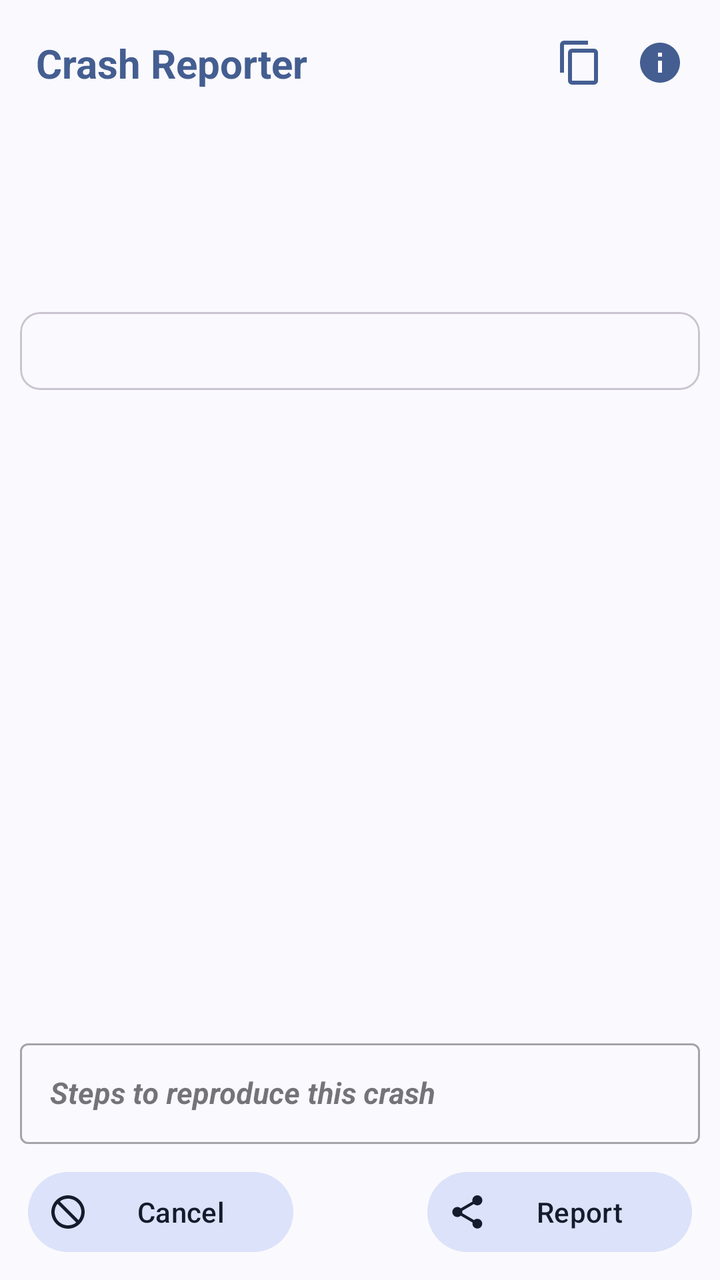
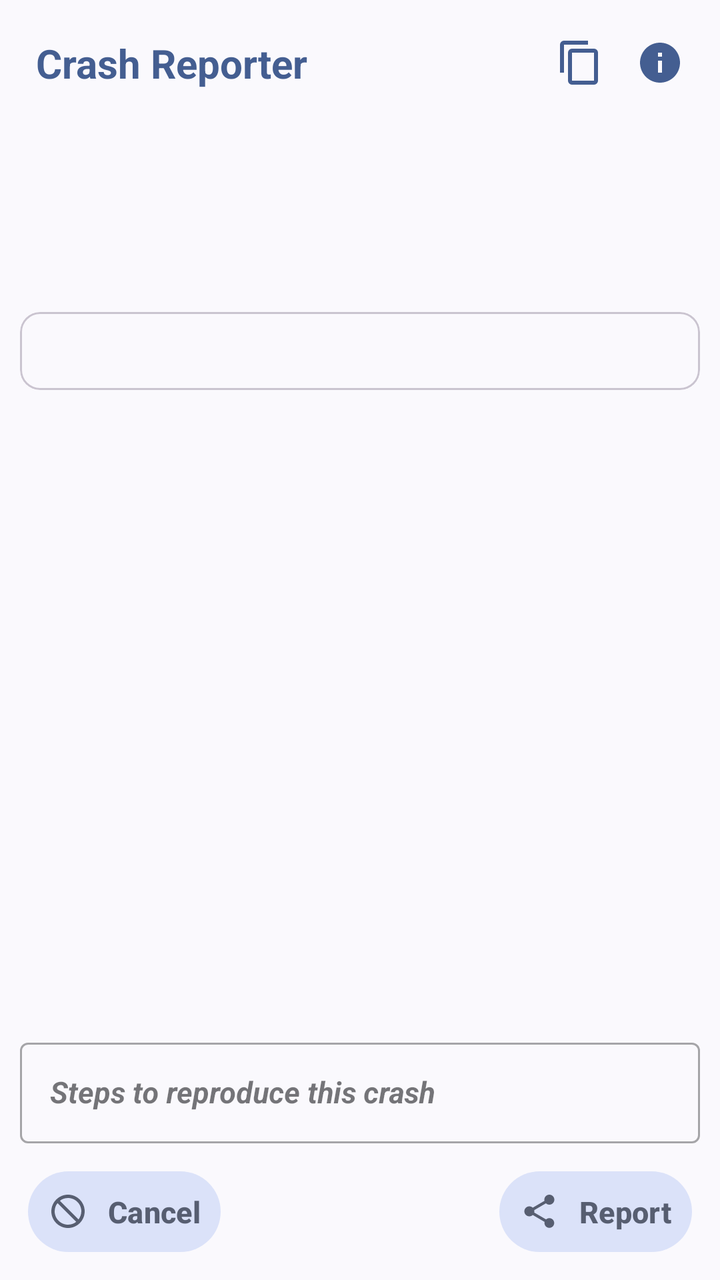

The first picture is an Android layout as it rendered before a commit; the second is the same layout after the commit. The layout source and the unified diff follow.
<!-- AndroidManifest.xml: another module's application theme Theme.CR -->
<!-- res/layout/activity_crash_reporter.xml -->
<androidx.appcompat.widget.LinearLayoutCompat
    android:id="@+id/layout_root"
    xmlns:android="http://schemas.android.com/apk/res/android"
    xmlns:app="http://schemas.android.com/apk/res-auto"
    xmlns:tools="http://schemas.android.com/tools"
    android:layout_height="match_parent"
    android:layout_width="match_parent"
    android:orientation="vertical" >

        <FrameLayout
            android:layout_width="match_parent"
            android:layout_height="wrap_content"
            android:padding="8dp">

                <com.google.android.material.textview.MaterialTextView
                    android:text="@string/library_name"
                    android:layout_width="match_parent"
                    android:layout_height="wrap_content"
                    android:textColor="?attr/colorPrimary"
                    android:textStyle="bold"
                    android:textSize="20sp"
                    android:padding="10dp" />

                <androidx.appcompat.widget.AppCompatImageButton
                    android:id="@+id/copy"
                    android:layout_width="wrap_content"
                    android:layout_height="wrap_content"
                    android:layout_gravity="end|center_vertical"
                    android:background="?attr/selectableItemBackgroundBorderless"
                    android:layout_marginEnd="50dp"
                    android:src="@drawable/ic_copy"
                    app:tint="?attr/colorPrimary" />

                <androidx.appcompat.widget.AppCompatImageButton
                    android:id="@+id/info"
                    android:layout_width="wrap_content"
                    android:layout_height="wrap_content"
                    android:layout_gravity="end|center_vertical"
                    android:background="?attr/selectableItemBackgroundBorderless"
                    android:layout_marginEnd="10dp"
                    android:src="@drawable/ic_info"
                    app:tint="?attr/colorPrimary" />
        </FrameLayout>

        <com.google.android.material.textview.MaterialTextView
            android:id="@+id/request_message"
            android:layout_width="wrap_content"
            android:layout_height="wrap_content"
            android:paddingHorizontal="10sp"
            android:layout_margin="10dp"
            android:textStyle="italic"
            android:textSize="15sp" />

        <com.google.android.material.textview.MaterialTextView
            android:id="@+id/contact_details"
            android:layout_width="wrap_content"
            android:layout_height="wrap_content"
            android:textColor="?attr/colorPrimary"
            android:textStyle="bold|italic"
            android:layout_gravity="center"
            android:textIsSelectable="true"
            android:layout_margin="10dp"
            android:textSize="17sp" />

        <androidx.core.widget.NestedScrollView
            android:layout_width="match_parent"
            android:layout_height="0dp"
            android:layout_weight="1"
            android:fillViewport="true">

                <androidx.appcompat.widget.LinearLayoutCompat
                    android:layout_width="match_parent"
                    android:layout_height="wrap_content"
                    android:orientation="vertical">

                        <com.google.android.material.card.MaterialCardView
                            android:layout_width="match_parent"
                            android:layout_height="wrap_content"
                            android:layout_margin="10dp"
                            app:cardCornerRadius="10dp">

                                <HorizontalScrollView
                                    android:layout_width="match_parent"
                                    android:layout_height="wrap_content"
                                    android:layout_margin="10dp"
                                    tools:targetApi="cupcake" >

                                        <com.google.android.material.textview.MaterialTextView
                                            android:id="@+id/crash_log"
                                            android:layout_width="wrap_content"
                                            android:layout_height="wrap_content"
                                            android:textIsSelectable="true"
                                            android:textStyle="bold|italic"
                                            android:gravity="start" />
                                </HorizontalScrollView>
                        </com.google.android.material.card.MaterialCardView>
                </androidx.appcompat.widget.LinearLayoutCompat>
        </androidx.core.widget.NestedScrollView>

        <androidx.appcompat.widget.LinearLayoutCompat
            android:layout_width="match_parent"
            android:layout_height="wrap_content"
            android:background="?android:attr/windowBackground"
            android:orientation="vertical"
            android:padding="10dp" >

                <com.google.android.material.textfield.TextInputLayout
                    android:layout_width="match_parent"
                    android:layout_height="wrap_content"
                    style="@style/Widget.MaterialComponents.TextInputLayout.OutlinedBox"
                    android:hint="@string/crash_reproduce_steps"
                    android:layout_marginBottom="10dp" >

                        <com.google.android.material.textfield.MaterialAutoCompleteTextView
                            android:id="@+id/crash_steps"
                            android:layout_width="match_parent"
                            android:layout_height="wrap_content"
                            android:textStyle="bold|italic"
                            android:textSize="15sp"
                            android:padding="15dp" />
                </com.google.android.material.textfield.TextInputLayout>

                <androidx.appcompat.widget.LinearLayoutCompat
                    android:layout_width="match_parent"
                    android:layout_height="wrap_content"
                    android:orientation="horizontal">

                        <com.google.android.material.button.MaterialButton
                            android:id="@+id/cancel_button"
                            android:layout_width="wrap_content"
                            android:layout_height="wrap_content"
                            style="?attr/materialIconButtonFilledTonalStyle"
                            android:layout_marginEnd="5dp"
                            app:icon="@drawable/ic_cancel"
                            android:text="@string/cancel"
                            android:layout_weight="1" />

                        <View
                            android:layout_width="0dp"
                            android:layout_height="0dp"
                            android:layout_weight="1" />

                        <com.google.android.material.button.MaterialButton
                            android:id="@+id/report_button"
                            android:layout_width="wrap_content"
                            android:layout_height="wrap_content"
                            style="?attr/materialIconButtonFilledTonalStyle"
                            android:layout_marginStart="5dp"
                            android:text="@string/report"
                            app:icon="@drawable/ic_share"
                            android:layout_weight="1" />
                </androidx.appcompat.widget.LinearLayoutCompat>
        </androidx.appcompat.widget.LinearLayoutCompat>
</androidx.appcompat.widget.LinearLayoutCompat>
<!-- resources referenced by this layout -->
<resources>
  <!-- drawable ic_cancel (drawable) -->
  <vector xmlns:android="http://schemas.android.com/apk/res/android"
      xmlns:tools="http://schemas.android.com/tools"
      android:height="24dp" android:width="24dp" android:viewportWidth="24" android:viewportHeight="24">
      <path android:fillColor="@android:color/white" android:pathData="M12 2C17.5 2 22 6.5 22 12S17.5 22 12 22 2 17.5 2 12 6.5 2 12 2M12 4C10.1 4 8.4 4.6 7.1 5.7L18.3 16.9C19.3 15.5 20 13.8 20 12C20 7.6 16.4 4 12 4M16.9 18.3L5.7 7.1C4.6 8.4 4 10.1 4 12C4 16.4 7.6 20 12 20C13.9 20 15.6 19.4 16.9 18.3Z"
          tools:ignore="VectorRaster" />
  </vector>
  <!-- drawable ic_copy (drawable) -->
  <vector xmlns:android="http://schemas.android.com/apk/res/android"
      xmlns:tools="http://schemas.android.com/tools"
      android:height="24dp" android:width="24dp" android:viewportWidth="24" android:viewportHeight="24" android:tint="?attr/colorControlNormal"
      tools:ignore="VectorRaster">
      <path android:fillColor="@android:color/white" android:pathData="M19,21H8V7H19M19,5H8A2,2 0 0,0 6,7V21A2,2 0 0,0 8,23H19A2,2 0 0,0 21,21V7A2,2 0 0,0 19,5M16,1H4A2,2 0 0,0 2,3V17H4V3H16V1Z" />
  </vector>
  <!-- drawable ic_info (drawable) -->
  <vector xmlns:tools="http://schemas.android.com/tools"
      android:height="24dp" android:tint="?attr/colorControlNormal"
      android:viewportHeight="24" android:viewportWidth="24"
      android:width="24dp" xmlns:android="http://schemas.android.com/apk/res/android"
      tools:ignore="VectorRaster">
      <path android:fillColor="@android:color/white" android:pathData="M12,2C6.48,2 2,6.48 2,12s4.48,10 10,10 10,-4.48 10,-10S17.52,2 12,2zM13,17h-2v-6h2v6zM13,9h-2L11,7h2v2z"/>
  </vector>
  <!-- drawable ic_share (drawable) -->
  <vector xmlns:tools="http://schemas.android.com/tools"
      android:height="30dp" android:tint="?attr/colorControlNormal"
      android:viewportHeight="24" android:viewportWidth="24"
      android:width="30dp" xmlns:android="http://schemas.android.com/apk/res/android"
      tools:ignore="VectorRaster">
      <path android:fillColor="@android:color/white" android:pathData="M18,16.08c-0.76,0 -1.44,0.3 -1.96,0.77L8.91,12.7c0.05,-0.23 0.09,-0.46 0.09,-0.7s-0.04,-0.47 -0.09,-0.7l7.05,-4.11c0.54,0.5 1.25,0.81 2.04,0.81 1.66,0 3,-1.34 3,-3s-1.34,-3 -3,-3 -3,1.34 -3,3c0,0.24 0.04,0.47 0.09,0.7L8.04,9.81C7.5,9.31 6.79,9 6,9c-1.66,0 -3,1.34 -3,3s1.34,3 3,3c0.79,0 1.5,-0.31 2.04,-0.81l7.12,4.16c-0.05,0.21 -0.08,0.43 -0.08,0.65 0,1.61 1.31,2.92 2.92,2.92 1.61,0 2.92,-1.31 2.92,-2.92s-1.31,-2.92 -2.92,-2.92z"/>
  </vector>
  <string name="cancel">Cancel</string>
  <string name="crash_reproduce_steps">Steps to reproduce this crash</string>
  <string name="library_name">Crash Reporter</string>
  <string name="report">Report</string>
  <style name="Theme.CR" parent="Theme.Material3.DynamicColors.DayNight">
          <item name="windowNoTitle">true</item>
      </style>
</resources>

<!-- the commit's change to res/layout/activity_crash_reporter.xml (unified diff, before → after) -->
@@ -123,17 +123,27 @@
                 <androidx.appcompat.widget.LinearLayoutCompat
                     android:layout_width="match_parent"
                     android:layout_height="wrap_content"
-                    android:orientation="horizontal">
+                    android:orientation="horizontal"
+                    android:layout_gravity="center"
+                    android:gravity="center" >
 
                         <com.google.android.material.button.MaterialButton
                             android:id="@+id/cancel_button"
+                            android:layout_height="wrap_content"
                             android:layout_width="wrap_content"
-                            android:layout_height="wrap_content"
                             style="?attr/materialIconButtonFilledTonalStyle"
-                            android:layout_marginEnd="5dp"
+                            android:text="@string/cancel"
+                            android:textColor="?attr/colorSecondary"
+                            app:iconTint="?attr/colorSecondary"
+                            android:paddingHorizontal="15sp"
+                            android:layout_gravity="center"
                             app:icon="@drawable/ic_cancel"
-                            android:text="@string/cancel"
-                            android:layout_weight="1" />
+                            android:textStyle="bold"
+                            android:gravity="center"
+                            android:textSize="15sp"
+                            app:iconGravity="start"
+                            app:iconPadding="10sp"
+                            android:padding="10sp"/>
 
                         <View
                             android:layout_width="0dp"
@@ -142,13 +152,20 @@
 
                         <com.google.android.material.button.MaterialButton
                             android:id="@+id/report_button"
+                            android:layout_height="wrap_content"
                             android:layout_width="wrap_content"
-                            android:layout_height="wrap_content"
                             style="?attr/materialIconButtonFilledTonalStyle"
-                            android:layout_marginStart="5dp"
+                            android:textColor="?attr/colorSecondary"
+                            app:iconTint="?attr/colorSecondary"
+                            android:layout_gravity="center"
+                            app:icon="@drawable/ic_share"
                             android:text="@string/report"
-                            app:icon="@drawable/ic_share"
-                            android:layout_weight="1" />
+                            android:textStyle="bold"
+                            android:gravity="center"
+                            android:textSize="15sp"
+                            app:iconGravity="start"
+                            app:iconPadding="10sp"
+                            android:padding="10sp" />
                 </androidx.appcompat.widget.LinearLayoutCompat>
         </androidx.appcompat.widget.LinearLayoutCompat>
 </androidx.appcompat.widget.LinearLayoutCompat>
